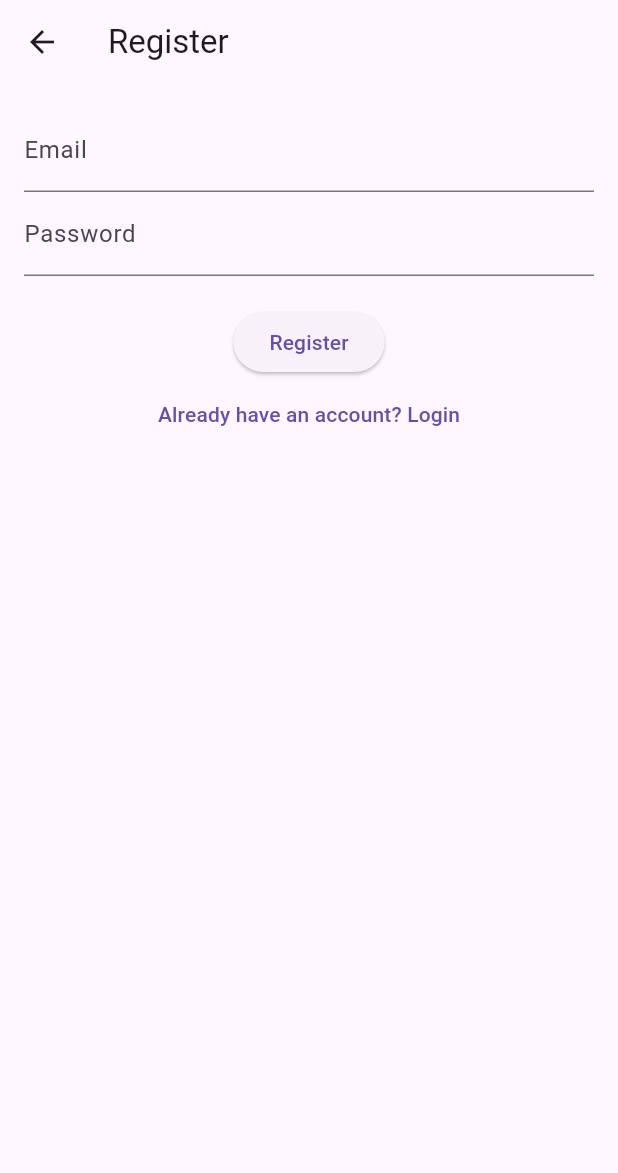
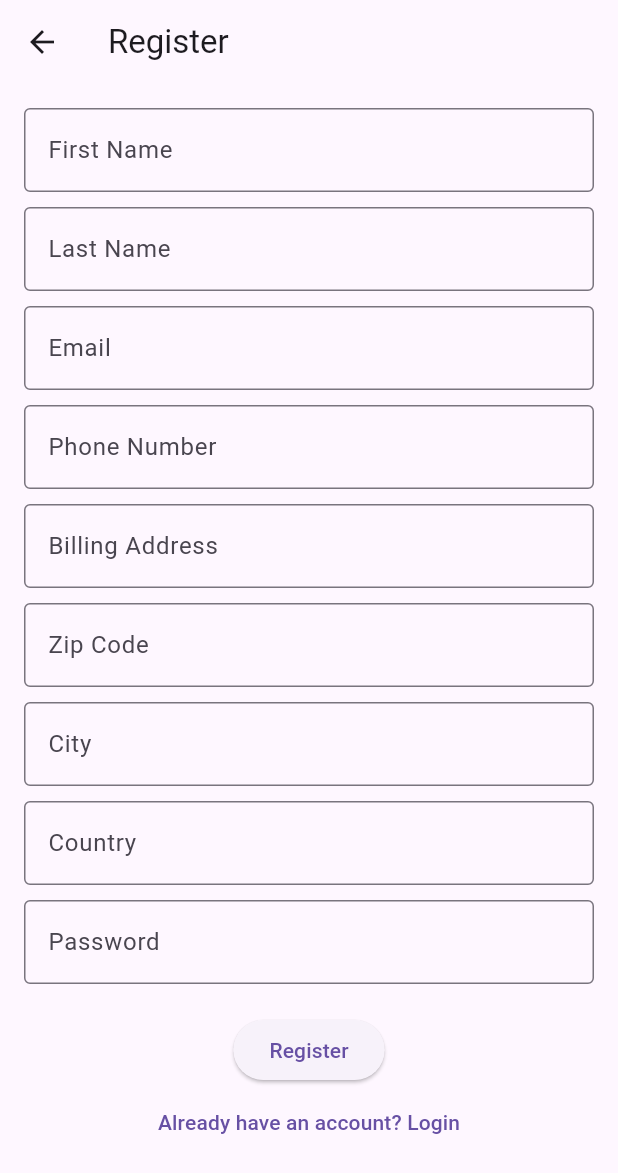
Before and after one commit to lucasdsht/trinity_app, a Flutter app: the RegisterScreen screen opened by its route, on a phone screen of 412 x 824 dp. Shown: the top 1173 px of the screen. Run offline on Flutter 3.47's test engine with Material 3 defaults, Android fonts, the phone set to English and light mode, and no system bars; our stand-ins replace dio, jwt_decoder, shared_preferences; accounts and stored records are empty; network calls fail.

Commit message:
Add test productscreen. Fix register_screen. Add button cart_screen

```diff
--- a/lib/screens/register_screen.dart
+++ b/lib/screens/register_screen.dart
@@ -8,7 +8,14 @@ class RegisterScreen extends StatefulWidget {
 }
 
 class _RegisterScreenState extends State<RegisterScreen> {
+  final TextEditingController _firstNameController = TextEditingController();
+  final TextEditingController _lastNameController = TextEditingController();
   final TextEditingController _emailController = TextEditingController();
+  final TextEditingController _phoneNumberController = TextEditingController();
+  final TextEditingController _billingAddressController = TextEditingController();
+  final TextEditingController _zipCodeController = TextEditingController();
+  final TextEditingController _cityController = TextEditingController();
+  final TextEditingController _countryController = TextEditingController();
   final TextEditingController _passwordController = TextEditingController();
   bool _isLoading = false;
 
@@ -17,14 +24,21 @@ class _RegisterScreenState extends State<RegisterScreen> {
 
     try {
       final response = await Dio().post(
-        '$apiBaseUrl/api/register',
+        '$apiBaseUrl/auth/register',
         data: {
+          "first_name": _firstNameController.text,
+          "last_name": _lastNameController.text,
           "email": _emailController.text,
+          "phone_number": _phoneNumberController.text,
+          "billing_address": _billingAddressController.text,
+          "zip_code": _zipCodeController.text,
+          "city": _cityController.text,
+          "country": _countryController.text,
           "password": _passwordController.text,
         },
       );
 
-      if (response.statusCode == 201) {
+      if (response.statusCode == 200) {
         Navigator.pushReplacementNamed(context, "/login");
       } else {
         ScaffoldMessenger.of(context)
@@ -44,15 +58,27 @@ class _RegisterScreenState extends State<RegisterScreen> {
       appBar: AppBar(title: Text("Register")),
       body: Padding(
         padding: const EdgeInsets.all(16.0),
+        child: SingleChildScrollView(
           child: Column(
             children: [
-            TextField(
-                controller: _emailController,
-                decoration: InputDecoration(labelText: "Email")),
-            TextField(
-                controller: _passwordController,
-                decoration: InputDecoration(labelText: "Password"),
-                obscureText: true),
+              TextField(controller: _firstNameController,
+                decoration: InputDecoration(
+                  labelText: "First Name",
+                  border: OutlineInputBorder()
+                ),
+              ),
+              SizedBox(height: 10),
+              TextField(controller: _lastNameController, decoration: InputDecoration(labelText: "Last Name", border: OutlineInputBorder())),
+              SizedBox(height: 10),
+              TextField(controller: _emailController, decoration: InputDecoration(labelText: "Email", border: OutlineInputBorder())),
+              SizedBox(height: 10),
+              TextField(controller: _phoneNumberController, decoration: InputDecoration(labelText: "Phone Number", border: OutlineInputBorder())),
+              SizedBox(height: 10),
+              TextField(controller: _billingAddressController, decoration: InputDecoration(labelText: "Billing Address", border: OutlineInputBorder())),
+              SizedBox(height: 10),TextField(controller: _zipCodeController, decoration: InputDecoration(labelText: "Zip Code", border: OutlineInputBorder())),
+              SizedBox(height: 10),TextField(controller: _cityController, decoration: InputDecoration(labelText: "City", border: OutlineInputBorder())),
+              SizedBox(height: 10),TextField(controller: _countryController, decoration: InputDecoration(labelText: "Country", border: OutlineInputBorder())),
+              SizedBox(height: 10),TextField(controller: _passwordController, decoration: InputDecoration(labelText: "Password", border: OutlineInputBorder()), obscureText: true),
               SizedBox(height: 20),
               _isLoading
                   ? CircularProgressIndicator()
@@ -63,6 +89,7 @@ class _RegisterScreenState extends State<RegisterScreen> {
             ],
           ),
         ),
+      ),
     );
   }
 }
```
Also changed, not shown: lib/screens/cart_screen.dart (+16 -2 lines), 1 other file. Lines whose indentation alone changed are shown as unchanged.
